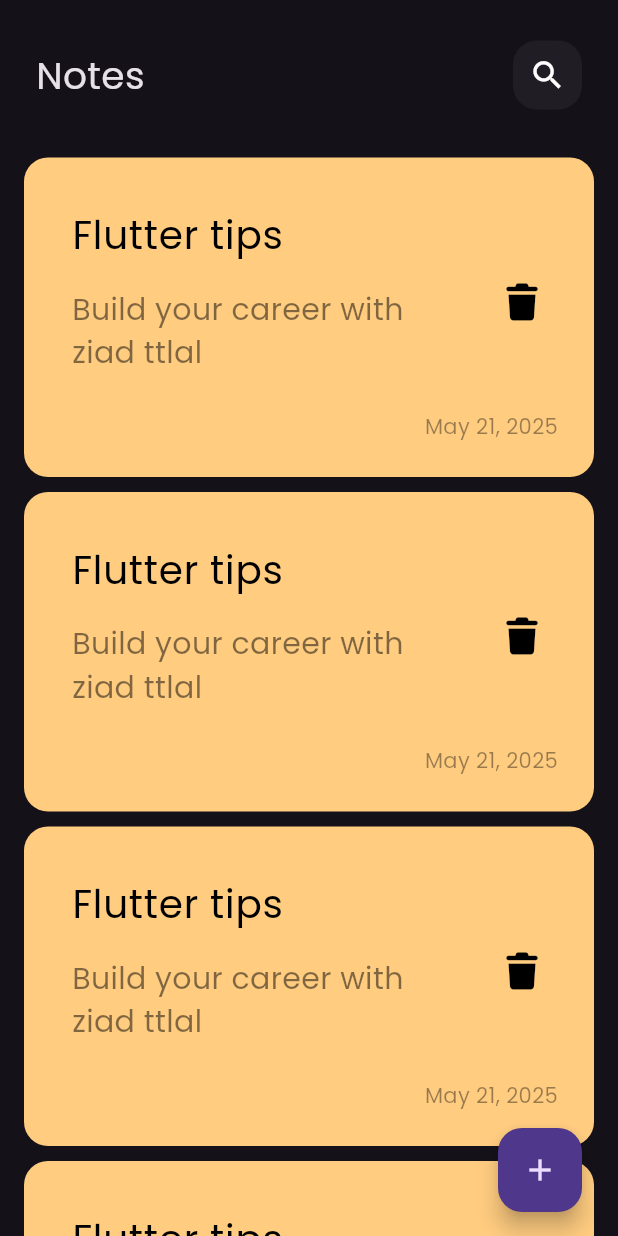
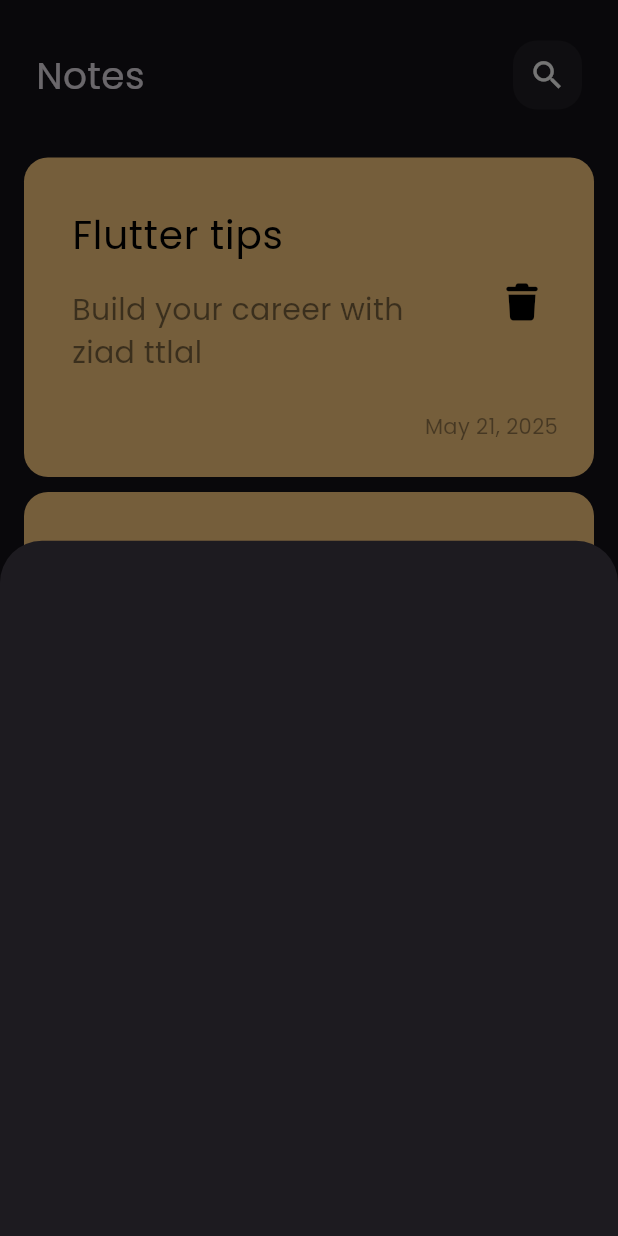
Before and after one commit to ziadttlal/notes_app, a Flutter app: the screen it shows after launch, after a tap on the "add" icon, on a phone screen of 412 x 824 dp. Run offline on Flutter 3.47's test engine with Material 3 defaults, Android fonts, the phone set to English and light mode, and no system bars; our stand-ins replace font_awesome_flutter.

Commit message:
show modal bottom sheet

```diff
--- a/lib/views/notes_view.dart
+++ b/lib/views/notes_view.dart
@@ -1,4 +1,5 @@
 import 'package:flutter/material.dart';
+import 'package:notes_app/views/widgets/add_note_bottom_sheet.dart';
 import 'package:notes_app/views/widgets/notes_view_body.dart';
 
 class NotesView extends StatelessWidget {
@@ -9,7 +10,17 @@ class NotesView extends StatelessWidget {
     return Scaffold(
       floatingActionButton: Padding(
         padding: const EdgeInsets.only(right: 8),
-        child: FloatingActionButton(onPressed: () {}, child: Icon(Icons.add)),
+        child: FloatingActionButton(
+          onPressed: () {
+            showModalBottomSheet(
+              context: context,
+              builder: (context) {
+                return AddNoteBottomSheet();
+              },
+            );
+          },
+          child: Icon(Icons.add),
+        ),
       ),
       body: NotesViewBody(),
     );
--- /dev/null
+++ b/lib/views/widgets/add_note_bottom_sheet.dart
@@ -0,0 +1,10 @@
+import 'package:flutter/material.dart';
+
+class AddNoteBottomSheet extends StatelessWidget {
+  const AddNoteBottomSheet({super.key});
+
+  @override
+  Widget build(BuildContext context) {
+    return Container();
+  }
+}
```
